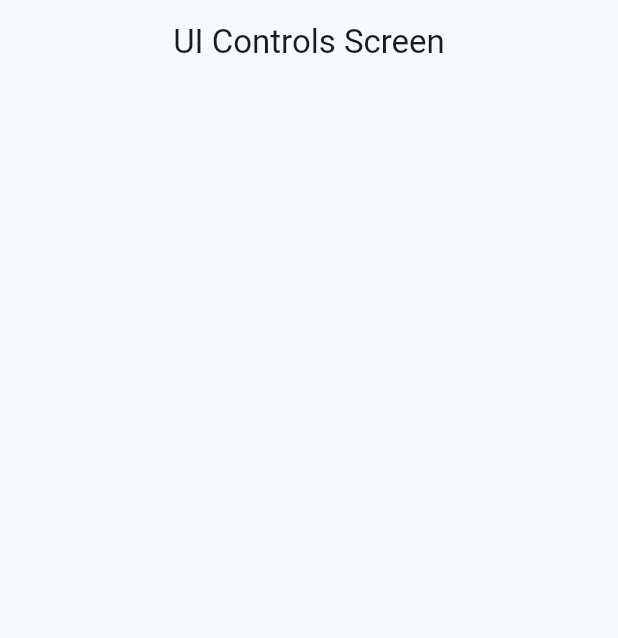
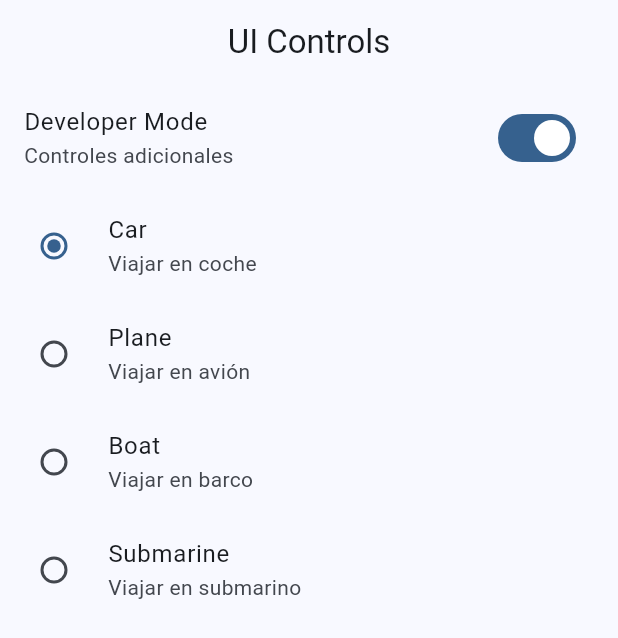
Before and after one commit to devnud/widgets_app, a Flutter app: the UiControlsScreen screen opened by its route, on a phone screen of 412 x 824 dp. Shown: the top 638 px of the screen. Run offline on Flutter 3.47's test engine with Material 3 defaults, Android fonts, the phone set to English and light mode, and no system bars; our stand-ins replace go_router.

Commit message:
empenzando ui-controls

```diff
--- a/lib/config/router/app_router.dart
+++ b/lib/config/router/app_router.dart
@@ -47,6 +47,13 @@ final GoRouter appRouter = GoRouter(
       },
     ),
     GoRoute(
+      path: '/ui-controls',
+      name: UiControlsScreen.name,
+      builder: (BuildContext context, GoRouterState state) {
+        return const UiControlsScreen();
+      },
+    ),
+    GoRoute(
       path: '/tutorial',
       name: AppTutorialScreen.name,
       builder: (BuildContext context, GoRouterState state) {
@@ -60,12 +67,6 @@ final GoRouter appRouter = GoRouter(
         return const InfiniteScrollScreen();
       },
     ),
-    GoRoute(
-      path: '/ui_controls',
-      name: UiControlsScreen.name,
-      builder: (BuildContext context, GoRouterState state) {
-        return const UiControlsScreen();
-      },
-    ),
+
   ],
 );
--- a/lib/presentation/screens/snackbar/snackbar_screen.dart
+++ b/lib/presentation/screens/snackbar/snackbar_screen.dart
@@ -46,7 +46,6 @@ class SnackbarScreen extends StatelessWidget {
 
   @override
   Widget build(BuildContext context) {
-    final colors = Theme.of(context).colorScheme;
     return Scaffold(
       appBar: AppBar(
         title: const Text('Snackbar y Diálogos'),
--- a/lib/presentation/screens/ui_controls/ui_controls_screen.dart
+++ b/lib/presentation/screens/ui_controls/ui_controls_screen.dart
@@ -1,16 +1,90 @@
 import 'package:flutter/material.dart';
 
 class UiControlsScreen extends StatelessWidget {
-
   static const String name = 'ui_controls_screen';
   const UiControlsScreen({super.key});
 
   @override
   Widget build(BuildContext context) {
     return Scaffold(
-      appBar: AppBar(
-        title: const Text('UI Controls Screen'),
-      ),
+        appBar: AppBar(
+          title: const Text('UI Controls'),
+        ),
+        body: _UiControlsView());
+  }
+}
+
+class _UiControlsView extends StatefulWidget {
+  const _UiControlsView();
+
+  @override
+  State<_UiControlsView> createState() => _UiControlsViewState();
+}
+
+enum Transportation { car, plane, boat, submarine }
+
+class _UiControlsViewState extends State<_UiControlsView> {
+  bool isDeveloper = true;
+  Transportation selectecTransportation = Transportation.car;
+
+  @override
+  Widget build(BuildContext context) {
+    return ListView(
+      physics: const ClampingScrollPhysics(),
+      children: [
+        SwitchListTile(
+          title: const Text('Developer Mode'),
+          subtitle: const Text('Controles adicionales'),
+          value: isDeveloper,
+          onChanged: (value) => setState(() {
+            isDeveloper = !isDeveloper;
+          }),
+        ),
+        RadioListTile(
+          title: const Text('Car'),
+          subtitle: const Text('Viajar en coche'),
+          value: Transportation.car,
+          groupValue: selectecTransportation,
+          onChanged: (value) => setState(
+            () {
+              selectecTransportation = Transportation.car;
+            },
+          ),
+        ),
+        RadioListTile(
+          title: const Text('Plane'),
+          subtitle: const Text('Viajar en avión'),
+          value: Transportation.plane,
+          groupValue: selectecTransportation,
+          onChanged: (value) => setState(
+            () {
+              selectecTransportation = Transportation.plane;
+            },
+          ),
+        ),
+        RadioListTile(
+          title: const Text('Boat'),
+          subtitle: const Text('Viajar en barco'),
+          value: Transportation.boat,
+          groupValue: selectecTransportation,
+          onChanged: (value) => setState(
+            () {
+              selectecTransportation = Transportation.boat;
+            },
+          ),
+        ),
+        RadioListTile(
+          title: const Text('Submarine'),
+          subtitle: const Text('Viajar en submarino'),
+          value: Transportation.submarine,
+          groupValue: selectecTransportation,
+          onChanged: (value) => setState(
+            () {
+              selectecTransportation = Transportation.submarine;
+            },
+          ),
+        ),
+      ],
     );
   }
 }
```
Also changed, not shown: lib/config/menu/menu_items.dart (+8 -7 lines), lib/presentation/screens/animated/animated_screen.dart (+45 -3 lines).
